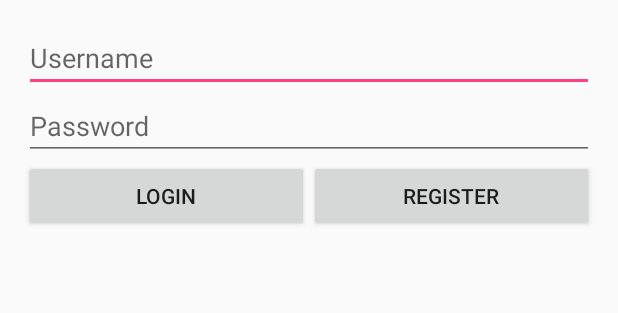
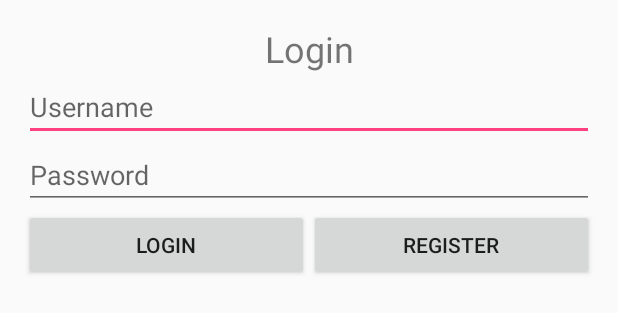
Before and after one commit to lee02177/POSMS, an Android app: the layout fragment_login.xml on its own in the app's theme, with its tools: preview values and no code run, on a phone screen of 412 x 824 dp. Shown: the top 313 px of the screen. Run offline under Robolectric (Android 15) with nearby library versions, the phone set to English and light mode, and no system bars.

Commit message:
Amend Login Page Component

```diff
--- a/app/src/main/res/layout/fragment_account_login.xml
+++ b/app/src/main/res/layout/fragment_login.xml
@@ -19,6 +19,14 @@
         <!--android:layout_height="wrap_content"-->
         <!--android:layout_marginBottom="8dp"-->
         <!--android:visibility="gone" />-->
+
+    <TextView
+        android:id="@+id/textView2"
+        android:layout_width="match_parent"
+        android:layout_height="wrap_content"
+        android:text="Login"
+        android:textAlignment="center"
+        android:textSize="24sp" />
 
     <LinearLayout
         android:layout_width="match_parent"
```
Also changed, not shown: app/src/main/AndroidManifest.xml (+1 -7 lines), app/src/main/java/johnleung/posms/Login.java (deleted, +0 -30 lines), app/src/main/java/johnleung/posms/LoginActivity.java (added, +25 -0 lines), app/src/main/java/johnleung/posms/MainActivity.java (+28 -1 lines), app/src/main/java/johnleung/posms/fragment/AccountFragment.java (+2 -10 lines), 2 other files.
